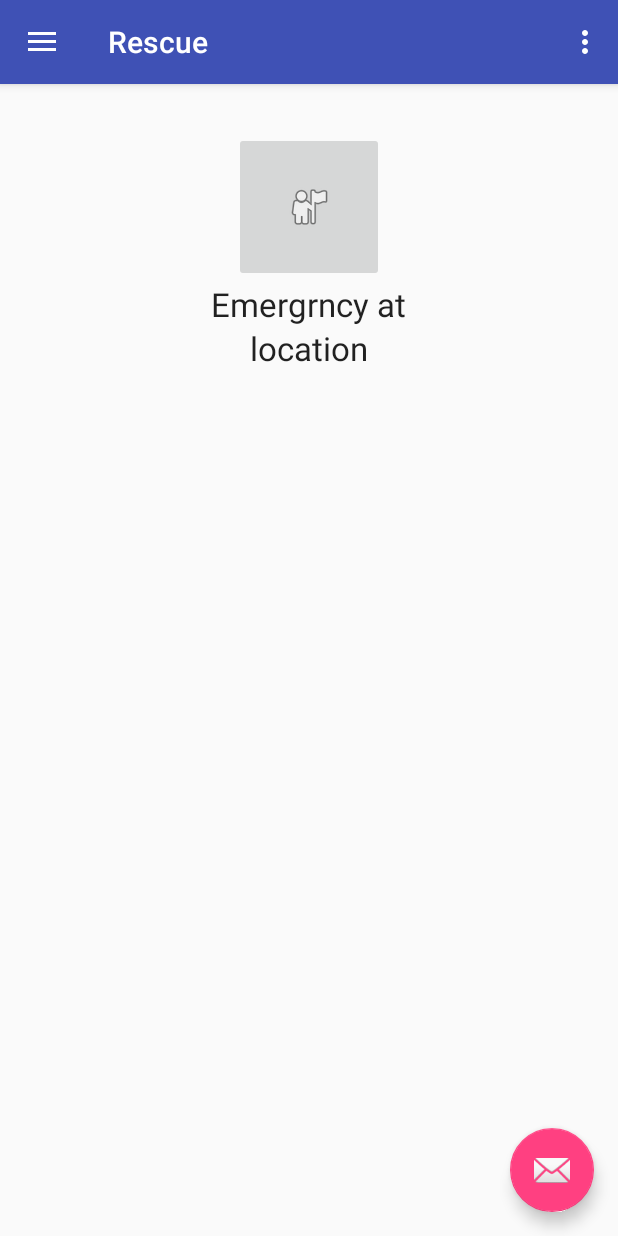
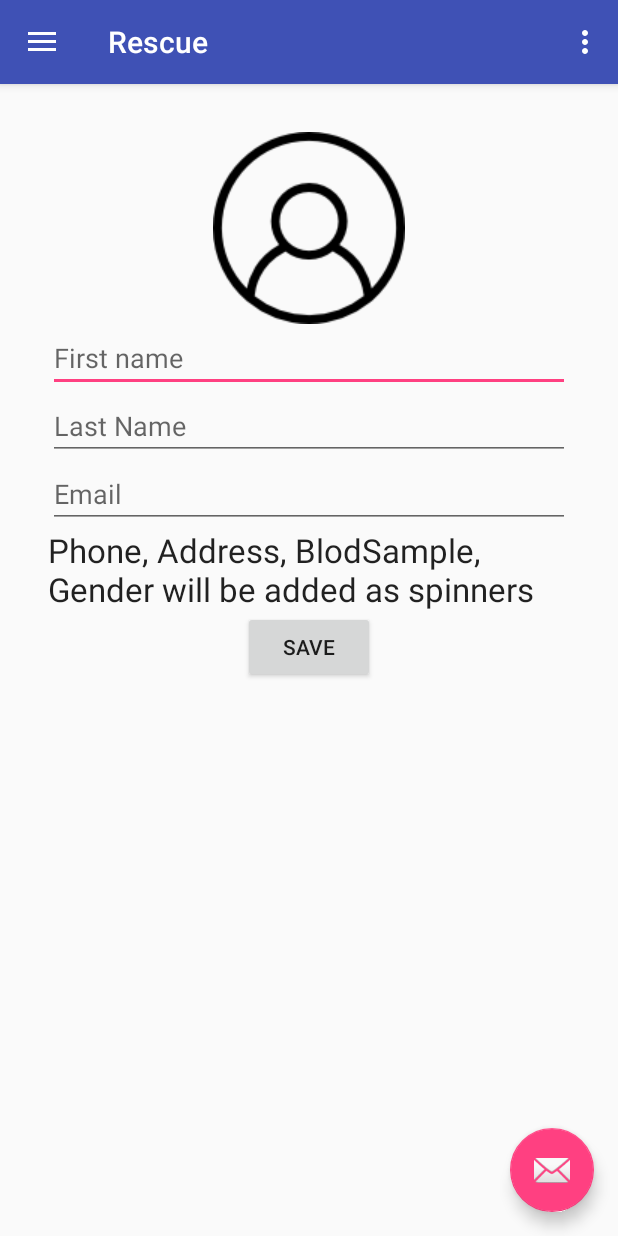
Before and after one commit to samerkanakri/RescueApp, an Android app: the NavigationMain screen opened directly, with no data from a screen before it, in the side drawer, after a tap on "Tools", on a phone screen of 412 x 824 dp. Run offline under Robolectric (Android 15) with nearby library versions, the phone set to English and light mode, and no system bars; 1 statement that could not run was skipped.

Commit message:
login preference (not working)

```diff
--- /dev/null
+++ b/app/src/main/res/layout/activity_profile.xml
@@ -0,0 +1,67 @@
+<?xml version="1.0" encoding="utf-8"?>
+<RelativeLayout xmlns:android="http://schemas.android.com/apk/res/android"
+    xmlns:tools="http://schemas.android.com/tools"
+    android:layout_width="match_parent"
+    android:layout_height="match_parent"
+    android:paddingBottom="@dimen/activity_vertical_margin"
+    android:paddingLeft="@dimen/activity_horizontal_margin"
+    android:paddingRight="@dimen/activity_horizontal_margin"
+    android:paddingTop="@dimen/activity_vertical_margin"
+    tools:context="com.sam.amman.rescue.Normal.Profile">
+
+    <LinearLayout
+        android:orientation="vertical"
+        android:layout_width="match_parent"
+        android:layout_height="match_parent"
+        android:layout_alignParentTop="true"
+        android:gravity="center_horizontal"
+        android:layout_centerHorizontal="true">
+
+        <ImageButton
+            android:layout_width="wrap_content"
+            android:layout_height="wrap_content"
+            android:id="@+id/imageButton"
+            android:layout_alignParentTop="true"
+            android:layout_centerHorizontal="true"
+            android:src="@drawable/usericon"
+            android:background="#00ffffff" />
+
+        <EditText
+            android:layout_width="match_parent"
+            android:layout_height="wrap_content"
+            android:id="@+id/fnameEdtxt"
+            android:layout_gravity="center_horizontal"
+            android:hint="First name" />
+
+        <EditText
+            android:layout_width="match_parent"
+            android:layout_height="wrap_content"
+            android:id="@+id/lnameEdtxt"
+            android:layout_gravity="center_horizontal"
+            android:hint="Last Name" />
+
+        <EditText
+            android:layout_width="match_parent"
+            android:layout_height="wrap_content"
+            android:id="@+id/emailEdtxt"
+            android:layout_gravity="center_horizontal"
+            android:hint="Email" />
+
+        <TextView
+            android:layout_width="wrap_content"
+            android:layout_height="wrap_content"
+            android:textAppearance="?android:attr/textAppearanceLarge"
+            android:text="Phone, Address, BlodSample, Gender will be added as spinners"
+            android:id="@+id/textView2"
+            android:layout_gravity="center_horizontal" />
+
+        <Button
+            android:layout_width="wrap_content"
+            android:layout_height="wrap_content"
+            android:text="Save"
+            android:id="@+id/BtnSubmit"
+            android:layout_gravity="center_horizontal" />
+
+    </LinearLayout>
+
+</RelativeLayout>
--- a/app/src/main/res/menu/activity_navigation_main_drawer.xml
+++ b/app/src/main/res/menu/activity_navigation_main_drawer.xml
@@ -5,15 +5,15 @@
         <item
             android:id="@+id/nav_callDoctor"
             android:icon="@drawable/ic_menu_camera"
-            android:title="Import" />
+            android:title="Call Doctor" />
         <item
             android:id="@+id/nav_RequestDrone"
             android:icon="@drawable/ic_menu_gallery"
-            android:title="Gallery" />
+            android:title="Request Drone" />
         <item
-            android:id="@+id/nav_slideshow"
+            android:id="@+id/nav_Profile"
             android:icon="@drawable/ic_menu_slideshow"
-            android:title="Slideshow" />
+            android:title="Profile" />
         <item
             android:id="@+id/nav_manage"
             android:icon="@drawable/ic_menu_manage"
--- a/app/src/main/res/values/strings.xml
+++ b/app/src/main/res/values/strings.xml
@@ -11,4 +11,7 @@
         <item>+966 saudi arabia</item>
         <item>+963 syria</item>
     </string-array>
+
+    <string name="preference_username">username</string>
+    <string name="preference_password">password</string>
 </resources>
```
Also changed, not shown: app/src/main/AndroidManifest.xml (+5 -5 lines), app/src/main/java/com/sam/amman/rescue/LoginActivity.java (+55 -8 lines), app/src/main/java/com/sam/amman/rescue/Normal/NavigationMain.java (+9 -0 lines), app/src/main/java/com/sam/amman/rescue/Normal/Profile.java (added, +36 -0 lines), app/src/main/res/layout/activity_login.xml (+8 -1 lines), app/src/main/res/drawable-v21/usericon.png (added).
